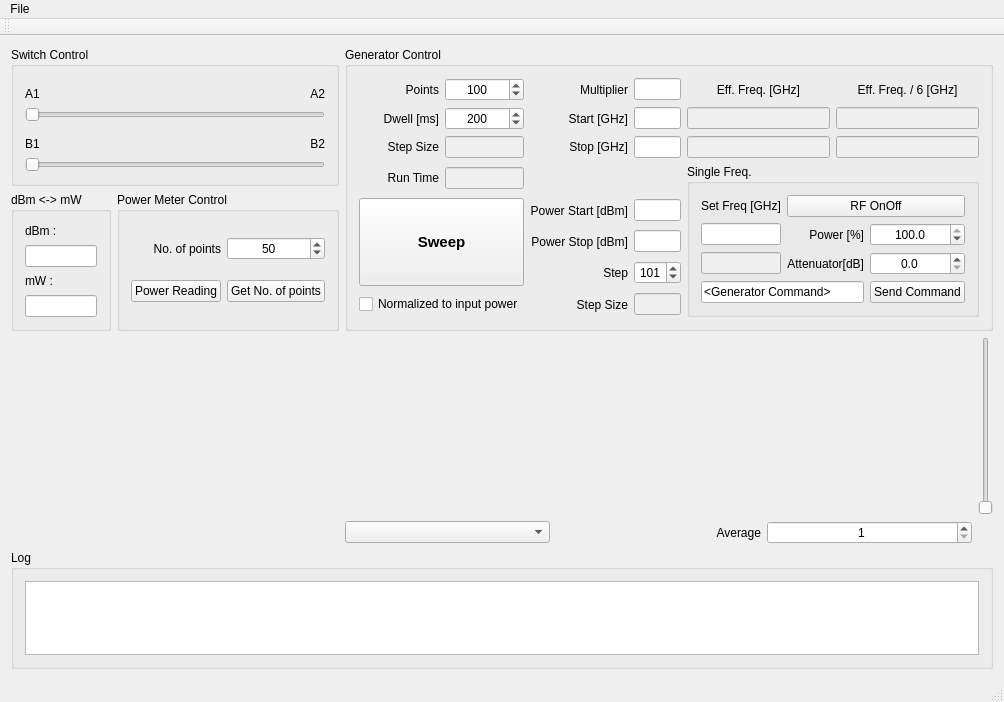
Old version of the form mainwindow.ui in the repository TripletESR/DNP100GHz.
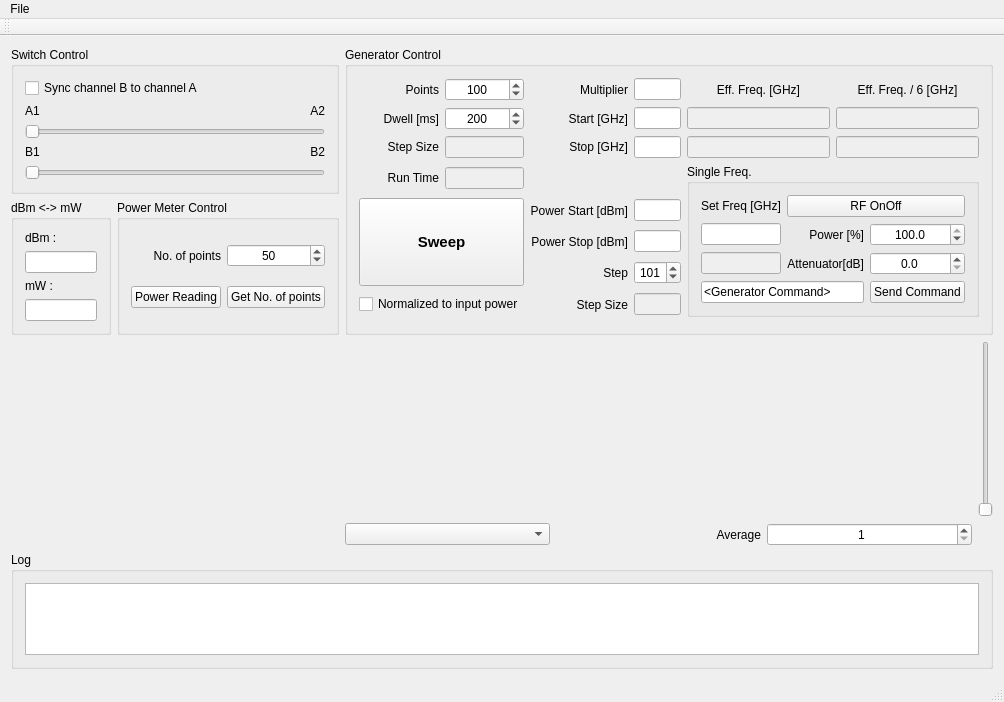
New version of the form. Custom widgets are drawn as their Qt base class.

Commit message: Sync channel A to channel B; MsgBox

Patch:
```diff
--- a/mainwindow.ui
+++ b/mainwindow.ui
@@ -127,18 +127,31 @@
       <property name="title">
        <string>Switch Control</string>
       </property>
-      <layout class="QGridLayout" name="gridLayout_4" rowstretch="1,1,1,1" columnstretch="1,1">
-       <item row="0" column="0">
-        <widget class="QLabel" name="label_13">
+      <layout class="QGridLayout" name="gridLayout_4" rowstretch="1,1,1,1,0" columnstretch="1,1">
+       <item row="3" column="0">
+        <widget class="QLabel" name="label_15">
          <property name="text">
-          <string>A1</string>
+          <string>B1</string>
          </property>
          <property name="alignment">
           <set>Qt::AlignBottom|Qt::AlignLeading|Qt::AlignLeft</set>
          </property>
         </widget>
        </item>
-       <item row="0" column="1">
+       <item row="2" column="0" colspan="2">
+        <widget class="QSlider" name="horizontalSlider_A">
+         <property name="maximum">
+          <number>1</number>
+         </property>
+         <property name="pageStep">
+          <number>1</number>
+         </property>
+         <property name="orientation">
+          <enum>Qt::Horizontal</enum>
+         </property>
+        </widget>
+       </item>
+       <item row="1" column="1">
         <widget class="QLabel" name="label_14">
          <property name="text">
           <string>A2</string>
@@ -148,7 +161,7 @@
          </property>
         </widget>
        </item>
-       <item row="3" column="0" colspan="2">
+       <item row="4" column="0" colspan="2">
         <widget class="QSlider" name="horizontalSlider_B">
          <property name="maximum">
           <number>1</number>
@@ -161,7 +174,17 @@
          </property>
         </widget>
        </item>
-       <item row="2" column="1">
+       <item row="1" column="0">
+        <widget class="QLabel" name="label_13">
+         <property name="text">
+          <string>A1</string>
+         </property>
+         <property name="alignment">
+          <set>Qt::AlignBottom|Qt::AlignLeading|Qt::AlignLeft</set>
+         </property>
+        </widget>
+       </item>
+       <item row="3" column="1">
         <widget class="QLabel" name="label_16">
          <property name="text">
           <string>B2</string>
@@ -171,26 +194,10 @@
          </property>
         </widget>
        </item>
-       <item row="2" column="0">
-        <widget class="QLabel" name="label_15">
+       <item row="0" column="0">
+        <widget class="QCheckBox" name="checkBox_Sync">
          <property name="text">
-          <string>B1</string>
-         </property>
-         <property name="alignment">
-          <set>Qt::AlignBottom|Qt::AlignLeading|Qt::AlignLeft</set>
-         </property>
-        </widget>
-       </item>
-       <item row="1" column="0" colspan="2">
-        <widget class="QSlider" name="horizontalSlider_A">
-         <property name="maximum">
-          <number>1</number>
-         </property>
-         <property name="pageStep">
-          <number>1</number>
-         </property>
-         <property name="orientation">
-          <enum>Qt::Horizontal</enum>
+          <string>Sync channel B to channel A</string>
          </property>
         </widget>
        </item>
```
The commit also changes 2 other files.
